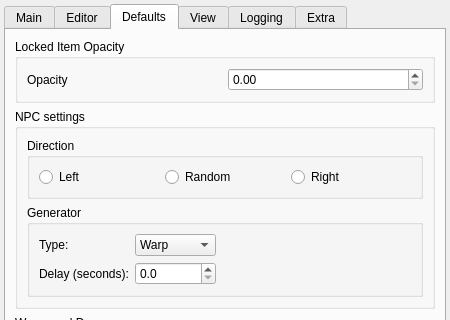
This is Editor/main_window/tools/app_settings.ui in WohlSoft/Moondust-Project as Qt 5 draws it before an edit; both pictures show x 0 to 450 and y 0 to 320 of the 450 by 655 pixel window. The edited form follows.
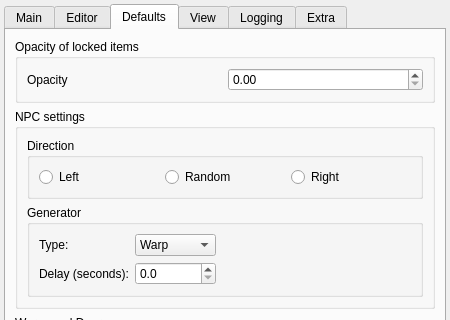
This is the edited form. The open tabs and pages were chosen to show the change. Icons and pictures are not drawn.

Commit message:
Editor: Rename the field and add comments
Renamed the "Locked Item Opacity" into "Opacity of locked items".
Also, added explanation texts.

This will be more understandable to non-English speakers, especially to translators who may improperly interpret the phrase.

```diff
--- a/Editor/main_window/tools/app_settings.ui
+++ b/Editor/main_window/tools/app_settings.ui
@@ -741,7 +741,7 @@
        <item row="0" column="0">
         <widget class="QGroupBox" name="groupBox_12">
          <property name="title">
-          <string>Locked Item Opacity</string>
+          <string comment="The title of group where user can set up the opacity level of locked items">Opacity of locked items</string>
          </property>
          <layout class="QVBoxLayout" name="verticalLayout_3">
           <item>
```
Left out of the diff: 4 changed lines with no effect on the pictures.
